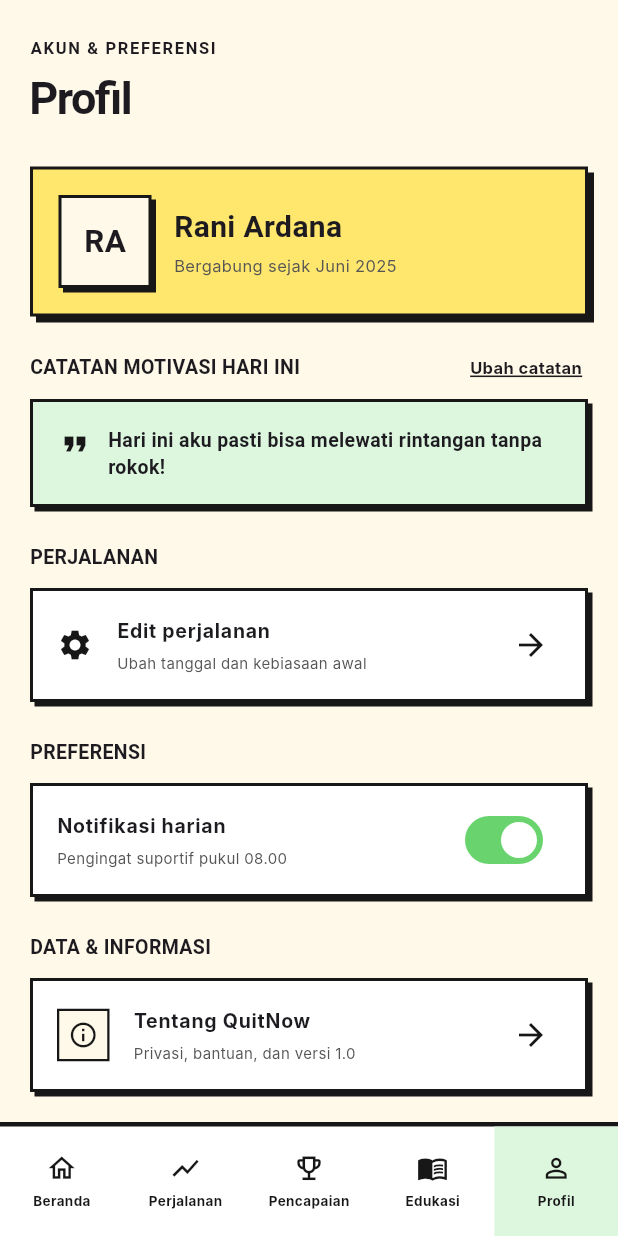
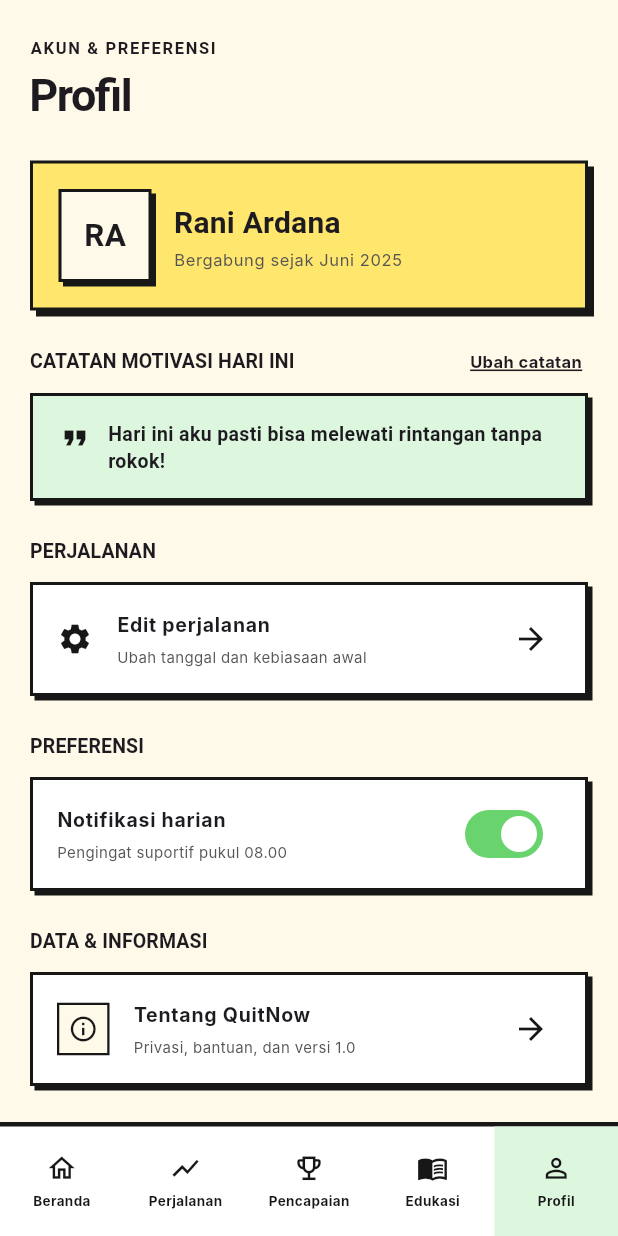
Before and after one commit to KonZ-5/QuitNow, a Flutter app: the AppShell screen opened directly, after a tap on "RA", on a phone screen of 412 x 824 dp. Run offline on Flutter 3.47's test engine with Material 3 defaults, Android fonts, the light colour scheme and no system bars; Roboto replaces fonts that are missing (Inter, Space Grotesk).

Commit message:
update: Flutter Layout / Single-child Layout Widgets (about_quitnow_screen.dart, education_tab.dart, profile_tab.dart, and achievements_tab.dart)

```diff
--- a/lib/screens/achievements_tab.dart
+++ b/lib/screens/achievements_tab.dart
@@ -8,28 +8,37 @@ class AchievementsTab extends StatelessWidget {
 
   @override
   Widget build(BuildContext context) {
+    // MINGGU 4: Penggunaan Skema Warna & Tipografi Material 3.
+    final colorScheme = Theme.of(context).colorScheme;
+    final textTheme = Theme.of(context).textTheme;
+
     return SingleChildScrollView(
+      // MINGGU 5: Single-child layout Padding membungkus seluruh halaman pencapaian.
       padding: const EdgeInsets.fromLTRB(20, 24, 20, 100),
       child: Column(
         crossAxisAlignment: CrossAxisAlignment.start,
         children: [
-          const Text(
+          Text(
             'KOLEKSIMU',
-            style: TextStyle(
+            // MINGGU 4: Label header menggunakan labelSmall Material 3.
+            style: textTheme.labelSmall?.copyWith(
               fontFamily: 'Space Grotesk',
               fontSize: 11,
               fontWeight: FontWeight.bold,
               letterSpacing: 1.1,
+              color: colorScheme.onSurface,
             ),
           ),
           const SizedBox(height: 4),
-          const Text(
+          Text(
             'Pencapaian',
-            style: TextStyle(
+            // MINGGU 4: Judul utama menggunakan headlineMedium Material 3.
+            style: textTheme.headlineMedium?.copyWith(
               fontFamily: 'Space Grotesk',
               fontSize: 30,
               fontWeight: FontWeight.bold,
               letterSpacing: -1,
+              color: colorScheme.onSurface,
             ),
           ),
           const SizedBox(height: 24),
@@ -37,6 +46,7 @@ class AchievementsTab extends StatelessWidget {
           // Summary Card
           Container(
             decoration: NeoBoxDecoration(color: AppColors.green, shadowOffset: 4),
+            // MINGGU 5: Padding internal untuk kartu ringkasan.
             padding: const EdgeInsets.all(18),
             child: Row(
               children: [
@@ -50,31 +60,35 @@ class AchievementsTab extends StatelessWidget {
                   child: const Icon(Icons.emoji_events, size: 36, color: AppColors.ink),
                 ),
                 const SizedBox(width: 15),
-                // [DIUBAH] Merapikan teks ringkasan ke dalam satu const Column untuk efisiensi render M3
-                const Column(
+                Expanded(
+                  child: Column(
                     crossAxisAlignment: CrossAxisAlignment.start,
                     children: [
                       Text(
                         'SUDAH TERBUKA',
-                      style: TextStyle(
+                        style: textTheme.labelSmall?.copyWith(
                           fontFamily: 'Space Grotesk',
                           fontSize: 10,
                           fontWeight: FontWeight.bold,
                           letterSpacing: 1.0,
                         ),
                       ),
-                    SizedBox(height: 5),
+                      const SizedBox(height: 5),
                       Text(
                         '2 dari 6',
-                      style: TextStyle(
+                        style: textTheme.headlineSmall?.copyWith(
                           fontFamily: 'Space Grotesk',
                           fontSize: 24,
                           fontWeight: FontWeight.bold,
                         ),
                       ),
-                    SizedBox(height: 3),
-                    Text('Setiap progres pantas dirayakan.', style: TextStyle(fontSize: 11)),
+                      const SizedBox(height: 3),
+                      Text(
+                        'Setiap progres pantas dirayakan.',
+                        style: textTheme.bodySmall?.copyWith(fontSize: 11),
+                      ),
                     ],
+                  ),
                 ),
               ],
             ),
@@ -99,13 +113,13 @@ class AchievementsTab extends StatelessWidget {
                   color: b.unlocked ? AppColors.white : AppColors.muted,
                   shadowOffset: 4,
                 ),
-                // [DIUBAH] Mengganti GestureDetector biasa dengan Material + InkWell
-                // untuk mendukung efek State Layer / Ripple standar Material 3.
+                // MINGGU 4: Material + InkWell untuk merespons sentuhan dengan M3 State Layers (Ripple).
                 child: Material(
                   color: Colors.transparent,
                   child: InkWell(
                     onTap: () => onBadgeSelect(b),
                     child: Padding(
+                      // MINGGU 5: Padding dalam untuk konten kartu lencana.
                       padding: const EdgeInsets.all(12),
                       child: Column(
                         mainAxisAlignment: MainAxisAlignment.center,
@@ -128,11 +142,17 @@ class AchievementsTab extends StatelessWidget {
                           const SizedBox(height: 10),
                           Text(
                             '${b.days} HARI',
-                            style: const TextStyle(fontWeight: FontWeight.bold, fontSize: 14),
+                            style: textTheme.titleSmall?.copyWith(
+                              fontWeight: FontWeight.bold,
+                              fontSize: 14,
+                            ),
                           ),
                           Text(
                             b.name,
-                            style: const TextStyle(fontSize: 10, color: AppColors.text2),
+                            style: textTheme.bodySmall?.copyWith(
+                              fontSize: 10,
+                              color: AppColors.text2,
+                            ),
                           ),
                         ],
                       ),
--- a/lib/screens/education_tab.dart
+++ b/lib/screens/education_tab.dart
@@ -2,7 +2,6 @@ import 'package:flutter/material.dart';
 import '../theme.dart';
 
 class EducationTab extends StatefulWidget {
-  // Callback opsional jika masih ingin digunakan dari luar, tapi sekarang interaksinya inline
   final Function(String)? openArticle;
 
   const EducationTab({super.key, this.openArticle});
@@ -12,33 +11,41 @@ class EducationTab extends StatefulWidget {
 }
 
 class _EducationTabState extends State<EducationTab> {
-  // Melacak indeks artikel mana yang sedang terbuka (null berarti tidak ada yang terbuka)
   int? expandedIndex;
 
   @override
   Widget build(BuildContext context) {
+    // MINGGU 4: Penggunaan Skema Warna & Tipografi Material 3.
+    final colorScheme = Theme.of(context).colorScheme;
+    final textTheme = Theme.of(context).textTheme;
+
     return SingleChildScrollView(
+      // MINGGU 5: Single-child layout Padding membungkus seluruh tab edukasi.
       padding: const EdgeInsets.fromLTRB(20, 24, 20, 100),
       child: Column(
         crossAxisAlignment: CrossAxisAlignment.start,
         children: [
-          const Text(
+          Text(
             'BACA & BERTUMBUH',
-            style: TextStyle(
+            // MINGGU 4: Label header menggunakan labelSmall Material 3.
+            style: textTheme.labelSmall?.copyWith(
               fontFamily: 'Space Grotesk',
               fontSize: 11,
               fontWeight: FontWeight.bold,
               letterSpacing: 1.1,
+              color: colorScheme.onSurface,
             ),
           ),
           const SizedBox(height: 4),
-          const Text(
+          Text(
             'Edukasi',
-            style: TextStyle(
+            // MINGGU 4: Judul utama menggunakan headlineMedium.
+            style: textTheme.headlineMedium?.copyWith(
               fontFamily: 'Space Grotesk',
               fontSize: 30,
               fontWeight: FontWeight.bold,
               letterSpacing: -1,
+              color: colorScheme.onSurface,
             ),
           ),
           const SizedBox(height: 24),
@@ -49,6 +56,7 @@ class _EducationTabState extends State<EducationTab> {
               color: AppColors.darkGreen,
               shadowOffset: 4,
             ),
+            // MINGGU 5: Padding internal kartu pilihan hari ini.
             padding: const EdgeInsets.all(19),
             child: Row(
               children: [
@@ -84,7 +92,7 @@ class _EducationTabState extends State<EducationTab> {
           ),
           const SizedBox(height: 24),
 
-          // Article List dengan Inline Expandable Content
+          // Article List
           ListView.builder(
             shrinkWrap: true,
             physics: const NeverScrollableScrollPhysics(),
@@ -101,22 +109,20 @@ class _EducationTabState extends State<EducationTab> {
                 ),
                 child: Column(
                   children: [
-                    // [DIUBAH] Menambahkan Material & InkWell untuk mendukung Material 3 State Layers (Ripple Feedback)
-                    // Asli sebelumnya menggunakan InkWell standar di atas Container tanpa pembungkus Material eksplisit.
+                    // MINGGU 4: Material & InkWell untuk mendukung Material 3 State Layers (Ripple Feedback).
                     Material(
                       color: Colors.transparent,
                       child: InkWell(
                         onTap: () {
                           setState(() {
-                            // Jika diklik ulang, tutup (null). Jika belum, buka indeks ini.
                             expandedIndex = isExpanded ? null : index;
                           });
-                          // Jika callback luar masih diperlukan, tetap dipanggil
                           if (widget.openArticle != null) {
                             widget.openArticle!(article.id);
                           }
                         },
                         child: Padding(
+                          // MINGGU 5: Padding ruang dalam baris artikel.
                           padding: const EdgeInsets.all(15),
                           child: Row(
                             children: [
@@ -139,7 +145,8 @@ class _EducationTabState extends State<EducationTab> {
                                   children: [
                                     Text(
                                       article.category,
-                                      style: const TextStyle(
+                                      // MINGGU 4: Kategori menggunakan labelSmall.
+                                      style: textTheme.labelSmall?.copyWith(
                                         fontFamily: 'Space Grotesk',
                                         fontSize: 9,
                                         fontWeight: FontWeight.bold,
@@ -148,7 +155,8 @@ class _EducationTabState extends State<EducationTab> {
                                     const SizedBox(height: 4),
                                     Text(
                                       article.title,
-                                      style: const TextStyle(
+                                      // MINGGU 4: Judul artikel menggunakan titleSmall.
+                                      style: textTheme.titleSmall?.copyWith(
                                         fontSize: 14,
                                         fontWeight: FontWeight.bold,
                                       ),
@@ -156,7 +164,6 @@ class _EducationTabState extends State<EducationTab> {
                                   ],
                                 ),
                               ),
-                              // Animasi rotasi panah saat terbuka
                               AnimatedRotation(
                                 turns: isExpanded ? 0.25 : 0.0,
                                 duration: const Duration(milliseconds: 200),
@@ -171,7 +178,7 @@ class _EducationTabState extends State<EducationTab> {
                       ),
                     ),
 
-                    // Konten Tambahan yang Muncul ke Bawah Secara Animasi
+                    // Konten Tambahan yang Muncul ke Bawah
                     AnimatedCrossFade(
                       firstChild: const SizedBox.shrink(),
                       secondChild: Container(
@@ -200,7 +207,7 @@ class _EducationTabState extends State<EducationTab> {
                                 const SizedBox(width: 4),
                                 Text(
                                   "${article.time} baca",
-                                  style: const TextStyle(
+                                  style: textTheme.bodySmall?.copyWith(
                                     fontSize: 10,
                                     color: AppColors.text2,
                                     fontWeight: FontWeight.bold,
@@ -209,10 +216,9 @@ class _EducationTabState extends State<EducationTab> {
                               ],
                             ),
                             const SizedBox(height: 8),
-                            // [DIUBAH] Merapikan modifier const pada teks ekspansi artikel agar sesuai linter M3
-                            const Text(
+                            Text(
                               "Berhenti merokok adalah proses pemulihan bertahap. Tubuh mulai merespons perubahan positif lebih cepat dari yang kamu bayangkan.",
-                              style: TextStyle(
+                              style: textTheme.bodyMedium?.copyWith(
                                 fontSize: 13,
                                 fontWeight: FontWeight.w600,
                                 height: 1.4,
@@ -220,9 +226,9 @@ class _EducationTabState extends State<EducationTab> {
                               ),
                             ),
                             const SizedBox(height: 6),
-                            const Text(
+                            Text(
                               "Dalam beberapa jam pertama, kadar oksigen meningkat dan karbon monoksida mulai menurun drastis. Konsistenlah dengan langkah kecilmu setiap hari.",
-                              style: TextStyle(
+                              style: textTheme.bodySmall?.copyWith(
                                 fontSize: 11,
                                 color: AppColors.text2,
                                 height: 1.4,
--- a/lib/screens/profile_tab.dart
+++ b/lib/screens/profile_tab.dart
@@ -37,28 +37,37 @@ class _ProfileTabState extends State<ProfileTab> {
 
   @override
   Widget build(BuildContext context) {
+    // MINGGU 4: Penggunaan Skema Warna & Tipografi Material 3.
+    final colorScheme = Theme.of(context).colorScheme;
+    final textTheme = Theme.of(context).textTheme;
+
     return SingleChildScrollView(
+      // MINGGU 5: Single-child layout Padding membungkus seluruh tab profil.
       padding: const EdgeInsets.fromLTRB(20, 24, 20, 100),
       child: Column(
         crossAxisAlignment: CrossAxisAlignment.start,
         children: [
-          const Text(
+          Text(
             'AKUN & PREFERENSI',
-            style: TextStyle(
+            // MINGGU 4: Label header menggunakan labelSmall Material 3.
+            style: textTheme.labelSmall?.copyWith(
               fontFamily: 'Space Grotesk',
               fontSize: 11,
               fontWeight: FontWeight.bold,
               letterSpacing: 1.1,
+              color: colorScheme.onSurface,
             ),
           ),
           const SizedBox(height: 4),
-          const Text(
+          Text(
             'Profil',
-            style: TextStyle(
+            // MINGGU 4: Judul halaman menggunakan headlineMedium Material 3.
+            style: textTheme.headlineMedium?.copyWith(
               fontFamily: 'Space Grotesk',
               fontSize: 30,
               fontWeight: FontWeight.bold,
               letterSpacing: -1,
+              color: colorScheme.onSurface,
             ),
           ),
           const SizedBox(height: 24),
@@ -70,6 +79,7 @@ class _ProfileTabState extends State<ProfileTab> {
             child: Row(
               children: [
                 Container(
+                  // MINGGU 5: Container dengan dimensi tetap untuk avatar pengguna.
                   width: 62,
                   height: 62,
                   decoration: NeoBoxDecoration(color: AppColors.cream, shadowOffset: 3),
@@ -84,24 +94,26 @@ class _ProfileTabState extends State<ProfileTab> {
                   ),
                 ),
                 const SizedBox(width: 15),
-                // [DIUBAH] Mengelompokkan teks profil pengguna di bawah satu const Column untuk efisiensi
-                const Column(
+                Expanded(
+                  child: Column(
                     crossAxisAlignment: CrossAxisAlignment.start,
                     children: [
                       Text(
                         'Rani Ardana',
-                      style: TextStyle(
+                        // MINGGU 4: Nama profil menggunakan titleMedium.
+                        style: textTheme.titleMedium?.copyWith(
                           fontFamily: 'Space Grotesk',
                           fontSize: 20,
                           fontWeight: FontWeight.bold,
                         ),
                       ),
-                    SizedBox(height: 3),
+                      const SizedBox(height: 3),
                       Text(
                         'Bergabung sejak Juni 2025',
-                      style: TextStyle(fontSize: 11, color: AppColors.text2),
+                        style: textTheme.bodySmall?.copyWith(fontSize: 11, color: AppColors.text2),
                       ),
                     ],
+                  ),
                 ),
               ],
             ),
@@ -112,16 +124,16 @@ class _ProfileTabState extends State<ProfileTab> {
           Row(
             mainAxisAlignment: MainAxisAlignment.spaceBetween,
             children: [
-              const Text(
+              Text(
                 'CATATAN MOTIVASI HARI INI',
-                style: TextStyle(
+                style: textTheme.titleSmall?.copyWith(
                   fontFamily: 'Space Grotesk',
                   fontSize: 13,
                   fontWeight: FontWeight.bold,
+                  color: colorScheme.onSurface,
                 ),
               ),
-              // [DIUBAH] Menggunakan Material & InkWell untuk tombol 'Ubah Catatan / Simpan'
-              // agar memiliki M3 ripple feedback saat disentuh.
+              // MINGGU 4: Material & InkWell untuk tombol aksi catatan dengan M3 ripple feedback.
               Material(
                 color: Colors.transparent,
                 child: InkWell(
@@ -157,12 +169,12 @@ class _ProfileTabState extends State<ProfileTab> {
                 ? TextField(
                     controller: _noteController,
                     maxLines: 3,
-                    style: const TextStyle(
+                    style: textTheme.bodyLarge?.copyWith(
                       fontWeight: FontWeight.bold,
                       fontSize: 13,
                       color: AppColors.ink,
                     ),
-                    // [DIUBAH] Penyesuaian dekorasi TextField agar konsisten dengan M3 Input Field
+                    // MINGGU 4: Penyesuaian dekorasi TextField M3 Input Field.
                     decoration: const InputDecoration(
                       border: OutlineInputBorder(
                         borderSide: BorderSide(color: AppColors.ink, width: 2),
@@ -186,7 +198,7 @@ class _ProfileTabState extends State<ProfileTab> {
                       Expanded(
                         child: Text(
                           personalNote,
-                          style: const TextStyle(
+                          style: textTheme.bodyMedium?.copyWith(
                             fontFamily: 'Space Grotesk',
                             fontSize: 13,
                             fontWeight: FontWeight.bold,
@@ -200,18 +212,19 @@ class _ProfileTabState extends State<ProfileTab> {
           const SizedBox(height: 24),
 
           // Settings Section
-          const Text(
+          Text(
             'PERJALANAN',
-            style: TextStyle(
+            style: textTheme.titleSmall?.copyWith(
               fontFamily: 'Space Grotesk',
               fontSize: 13,
               fontWeight: FontWeight.bold,
+              color: colorScheme.onSurface,
             ),
           ),
           const SizedBox(height: 11),
           Container(
             decoration: NeoBoxDecoration(color: AppColors.white, shadowOffset: 3),
-            // [DIUBAH] Membungkus ListTile dengan Material agar efek riak M3 muncul sempurna di atas kartu putih
+            // MINGGU 4: Material wrapper agar efek riak M3 ListTile muncul sempurna di atas kartu putih.
             child: Material(
               color: Colors.transparent,
               child: ListTile(
@@ -232,12 +245,13 @@ class _ProfileTabState extends State<ProfileTab> {
           const SizedBox(height: 24),
 
           // Preferences Section
-          const Text(
+          Text(
             'PREFERENSI',
-            style: TextStyle(
+            style: textTheme.titleSmall?.copyWith(
               fontFamily: 'Space Grotesk',
               fontSize: 13,
               fontWeight: FontWeight.bold,
+              color: colorScheme.onSurface,
             ),
           ),
           const SizedBox(height: 11),
@@ -247,8 +261,7 @@ class _ProfileTabState extends State<ProfileTab> {
               color: Colors.transparent,
               child: SwitchListTile(
                 value: notif,
-                // [DIUBAH] Menyesuaikan warna track & thumb Switch agar sesuai warna M3
-                // activeColor: AppColors.ink,
+                // MINGGU 4: Penyesuaian warna track & thumb Switch sesuai standar M3.
                 activeTrackColor: AppColors.green,
                 inactiveThumbColor: AppColors.ink,
                 inactiveTrackColor: AppColors.cream,
@@ -267,12 +280,13 @@ class _ProfileTabState extends State<ProfileTab> {
           const SizedBox(height: 24),
 
           // Data & Informasi Section
-          const Text(
+          Text(
             'DATA & INFORMASI',
-            style: TextStyle(
+            style: textTheme.titleSmall?.copyWith(
               fontFamily: 'Space Grotesk',
               fontSize: 13,
               fontWeight: FontWeight.bold,
+              color: colorScheme.onSurface,
             ),
           ),
           const SizedBox(height: 11),
@@ -309,7 +323,7 @@ class _ProfileTabState extends State<ProfileTab> {
             child: TextButton(
               onPressed: () => widget.confirm("delete"),
               style: TextButton.styleFrom(
-                splashFactory: InkSparkle.splashFactory, // Standard M3 Ripple Effect
+                splashFactory: InkSparkle.splashFactory, // MINGGU 4: Ripple M3 Standard
               ),
               child: const Text(
                 'Hapus seluruh data',
@@ -323,10 +337,10 @@ class _ProfileTabState extends State<ProfileTab> {
           ),
           const SizedBox(height: 16),
 
-          const Center(
+          Center(
             child: Text(
               "QUITNOW · MENDUKUNG SDG 3",
-              style: TextStyle(
+              style: textTheme.labelSmall?.copyWith(
                 fontFamily: 'Space Grotesk',
                 fontSize: 9,
                 fontWeight: FontWeight.bold,
```
Also changed, not shown: lib/screens/about_screen.dart (+52 -26 lines). Lines whose indentation alone changed are shown as unchanged.
